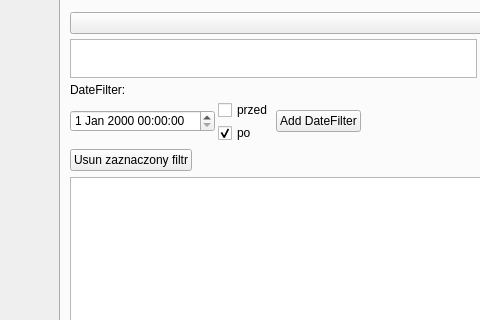
Above: src/views/mainwindow.ui from mdziekon/eiti-aisdi-business-relations-analysis before the change; both pictures show x 0 to 480 and y 219 to 539 of the 718 by 700 pixel window. Below: the same form after it.
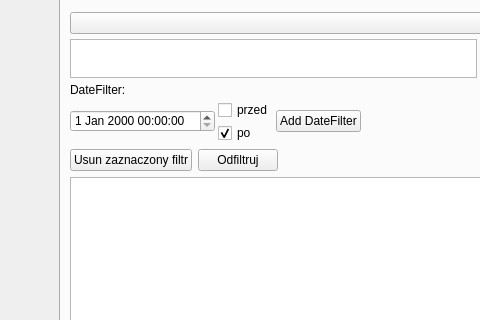
That is the form after the change. Icons and pictures are not drawn.

```diff
--- a/src/views/mainwindow.ui
+++ b/src/views/mainwindow.ui
@@ -275,6 +275,13 @@
                 </property>
                </widget>
               </item>
+              <item>
+               <widget class="QPushButton" name="pushButton_setfiltersaction">
+                <property name="text">
+                 <string>Odfiltruj</string>
+                </property>
+               </widget>
+              </item>
               <item>
                <spacer name="horizontalSpacer">
                 <property name="orientation">
```
Left out of the diff: 2 changed lines with no effect on the pictures.
